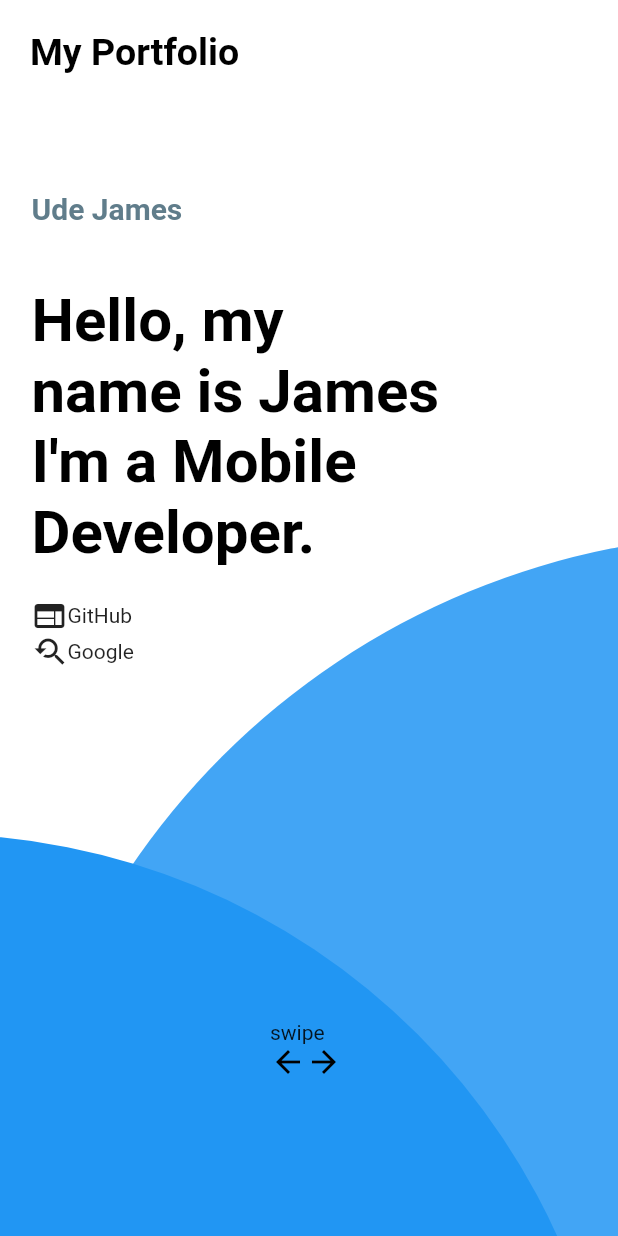
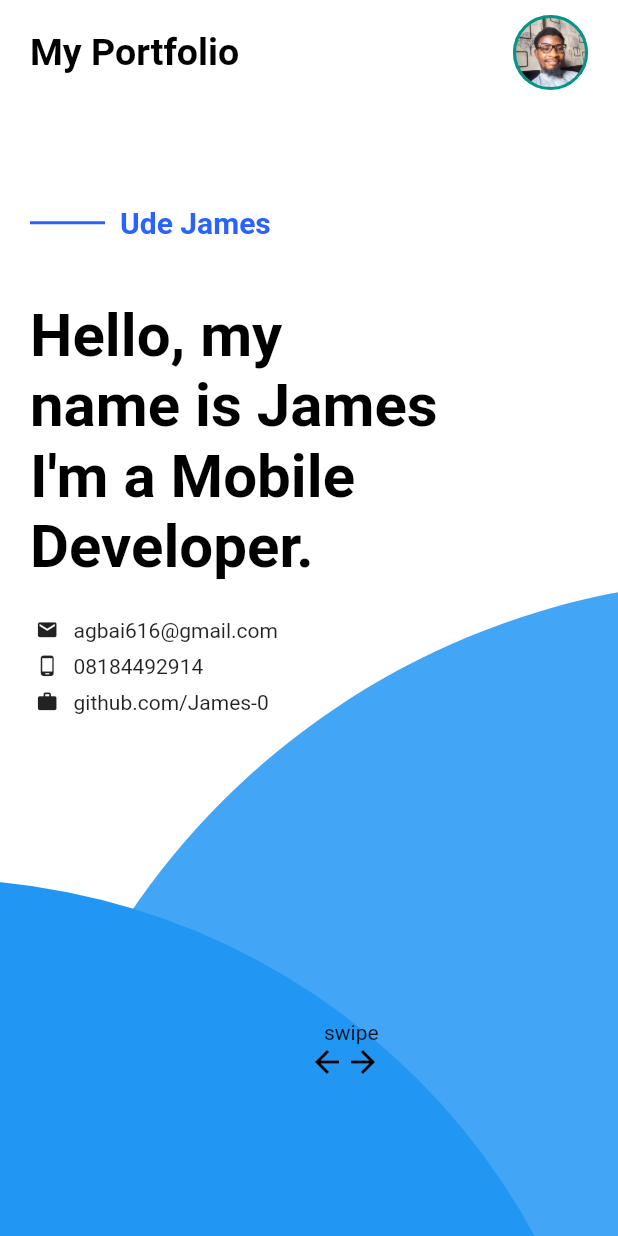
Before and after one commit to James-0/my_portfolio, a Flutter app: the screen it shows after launch, on a phone screen of 412 x 824 dp. Run offline on Flutter 3.47's test engine with Material 2 defaults, Android fonts, the phone set to English and light mode, and no system bars; Roboto replaces fonts that are missing (Circular).

Commit message:
First Commit

```diff
--- a/lib/main.dart
+++ b/lib/main.dart
@@ -10,28 +10,66 @@ void main() {
 }
 
 class HomePage extends StatelessWidget {
-  final String text01 = 'User Experience';
-  final String text11 = 'Other Skills';
   @override
   Widget build(BuildContext context) {
     return Scaffold(
       backgroundColor: Colors.white,
       body: SafeArea(
+        child: Column(children: [
+          SizedBox(height: 10),
+          Container(
+            margin: EdgeInsets.symmetric(horizontal: 20),
+            child: HeaderClass(),
+          ),
+          Expanded(
             child: Container(
-          child: Stack(
-            children: [
-              Positioned.fill(
-                  left: 20,
-                  top: 20,
-                  child: Container(
-                    child: Text(
+              height: 700,
+              width: MediaQuery.of(context).size.width,
+              child: BodyClass(),
+            ),
+          ),
+        ]),
+      ),
+    );
+  }
+}
+
+class HeaderClass extends StatelessWidget {
+  @override
+  Widget build(BuildContext context) {
+    return Row(mainAxisAlignment: MainAxisAlignment.spaceBetween, children: [
+      Text(
         'My Portfolio',
         style: TextStyle(
-                          fontSize: 25,
-                          fontWeight: FontWeight.bold,
-                          color: Colors.black),
+            fontSize: 25, fontWeight: FontWeight.bold, color: Colors.black),
       ),
-                  )),
+      Container(
+        height: 50,
+        width: 50,
+        alignment: Alignment.center,
+        decoration: BoxDecoration(shape: BoxShape.circle, color: primaryColor),
+        child: Center(
+          child: Container(
+            decoration: new BoxDecoration(
+                shape: BoxShape.circle,
+                border: Border.all(
+                    color: Colors.teal, width: 2.0, style: BorderStyle.solid),
+                image: new DecorationImage(
+                    fit: BoxFit.cover, image: AssetImage('images/james.jpg'))),
+          ),
+        ),
+      ),
+    ]);
+  }
+}
+
+class BodyClass extends StatelessWidget {
+  final String text01 = 'User Experience';
+  final String text11 = 'Other Skills';
+  @override
+  Widget build(BuildContext context) {
+    return Stack(
+      children: [
         Positioned.fill(
             right: -600,
             bottom: -900,
@@ -43,32 +81,36 @@ class HomePage extends StatelessWidget {
             left: -500,
             bottom: -1200,
             child: Container(
-                    decoration: BoxDecoration(
-                        shape: BoxShape.circle, color: Colors.blue),
+              decoration:
+                  BoxDecoration(shape: BoxShape.circle, color: Colors.blue),
             )),
         Positioned.fill(
-                left: 1,
-                top: 1,
+          left: -20,
+          top: -30,
           child: SingleChildScrollView(
             scrollDirection: Axis.horizontal,
             child: Row(
               children: [
                 FirstPage(),
-                      SecondPage(text01, () => Cont1(), Colors.orange),
-                      SecondPage(text11, () => ListCLass(), Colors.blue)
+                SecondPage(text01, () => Cont1(), Colors.orange, 'bio.png'),
+                SecondPage(text11, () => ListCLass(), Colors.blue, 'skill.png')
               ],
             ),
           ),
         ),
         Positioned.fill(
-                  left: 180,
-                  top: 680,
+            left: MediaQuery.of(context).size.width / 2,
+            top: 620,
             child: Container(
+              width: MediaQuery.of(context).size.width,
+              child: Center(
                 child: Column(
                     mainAxisAlignment: MainAxisAlignment.start,
                     crossAxisAlignment: CrossAxisAlignment.start,
                     children: [
-                          Container(child: Text('swipe')),
+                      Container(
+                          padding: EdgeInsets.only(left: 10),
+                          child: Text('swipe')),
                       Row(children: [
                         Icon(
                           Icons.arrow_back,
@@ -77,11 +119,9 @@ class HomePage extends StatelessWidget {
                         Icon(Icons.arrow_forward, color: Colors.black)
                       ]),
                     ]),
+              ),
             )),
       ],
-          ),
-        ),
-      ),
     );
   }
 }
@@ -90,7 +130,7 @@ class FirstPage extends StatelessWidget {
   @override
   Widget build(BuildContext context) {
     return Container(
-      margin: EdgeInsets.fromLTRB(0.0, 100.0, 0, 10),
+      padding: EdgeInsets.only(top: 40),
       height: 700,
       child: Column(
         mainAxisAlignment: MainAxisAlignment.start,
@@ -98,14 +138,24 @@ class FirstPage extends StatelessWidget {
           Container(
             width: MediaQuery.of(context).size.width,
             margin: EdgeInsets.symmetric(vertical: 20),
-            child: Text(
+            child: Row(children: [
+              Padding(
+                padding: EdgeInsets.only(right: 10),
+                child: Container(
+                  height: 2.0,
+                  width: 50.0,
+                  color: Colors.blueAccent[700],
+                ),
+              ),
+              Text(
                 'Ude James',
                 style: TextStyle(
                   fontSize: 20,
                   fontWeight: FontWeight.bold,
-                color: Colors.blueGrey,
+                  color: Colors.blueAccent[700],
                 ),
               ),
+            ]),
           ),
           Container(
             width: MediaQuery.of(context).size.width,
@@ -118,25 +168,55 @@ class FirstPage extends StatelessWidget {
                   color: Colors.black),
             ),
           ),
-          Column(
+          Container(
+            margin: EdgeInsets.symmetric(horizontal: 40),
+            child: Column(
               children: [
                 Container(
                   width: MediaQuery.of(context).size.width,
+                  padding: EdgeInsets.all(4),
                   child: Row(
                     crossAxisAlignment: CrossAxisAlignment.center,
-                  children: [Icon(Icons.web), Text('GitHub')],
+                    children: [
+                      Icon(
+                        Icons.email,
+                        size: 15,
+                      ),
+                      SizedBox(width: 10),
+                      Text('agbai616@gmail.com')
+                    ],
                   ),
                 ),
                 Container(
+                  padding: EdgeInsets.all(4),
                   width: MediaQuery.of(context).size.width,
                   child: Row(
                     children: [
-                    Icon(Icons.youtube_searched_for_sharp),
-                    Text('Google')
+                      Icon(
+                        Icons.phone_android,
+                        size: 15,
+                      ),
+                      SizedBox(width: 10),
+                      Text('08184492914')
+                    ],
+                  ),
+                ),
+                Container(
+                  padding: EdgeInsets.all(4),
+                  width: MediaQuery.of(context).size.width,
+                  child: Row(
+                    children: [
+                      Icon(
+                        Icons.work_rounded,
+                        size: 15,
+                      ),
+                      SizedBox(width: 10),
+                      Text('github.com/James-0')
                     ],
                   ),
                 )
               ],
+            ),
           )
         ],
       ),
@@ -145,10 +225,10 @@ class FirstPage extends StatelessWidget {
 }
 
 class SecondPage extends StatelessWidget {
-  final String text1;
+  final String text1, pic;
   final Widget Function() myClass;
   final Color color;
-  SecondPage([this.text1, this.myClass, this.color]);
+  SecondPage([this.text1, this.myClass, this.color, this.pic]);
   @override
   Widget build(BuildContext context) {
     return Container(
@@ -156,23 +236,21 @@ class SecondPage extends StatelessWidget {
       height: 600,
       width: 360,
       // width: MediaQuery.of(context).size.width,
-      margin: EdgeInsets.symmetric(horizontal: 20, vertical: 20),
+      margin: EdgeInsets.symmetric(horizontal: 20),
       decoration: BoxDecoration(
+          boxShadow: customShadow,
           color: Colors.white,
-        borderRadius: BorderRadius.circular(20),
-      ),
+          borderRadius: BorderRadius.circular(20)),
       child: Column(
         mainAxisAlignment: MainAxisAlignment.spaceEvenly,
         children: [
           Container(
-            height: 200,
-            width: 200,
+            height: 150,
+            width: 150,
             margin: EdgeInsets.symmetric(vertical: 20),
             alignment: Alignment.center,
-            decoration: BoxDecoration(
-                shape: BoxShape.circle,
-                boxShadow: customShadow,
-                color: primaryColor),
+            decoration:
+                BoxDecoration(shape: BoxShape.circle, color: primaryColor),
             child: Center(
               child: Container(
                 decoration: new BoxDecoration(
@@ -180,27 +258,11 @@ class SecondPage extends StatelessWidget {
                     border: Border.all(
                         color: color, width: 2.0, style: BorderStyle.solid),
                     image: new DecorationImage(
-                        fit: BoxFit.cover,
-                        image: AssetImage('images/james.jpg'))),
+                        fit: BoxFit.cover, image: AssetImage('images/$pic'))),
               ),
             ),
           ),
-          Expanded(
-            child: Column(
-              mainAxisAlignment: MainAxisAlignment.start,
-              crossAxisAlignment: CrossAxisAlignment.start,
-              children: [
-                Text(
-                  text1,
-                  style: TextStyle(
-                      fontSize: 20,
-                      fontWeight: FontWeight.bold,
-                      color: Colors.black),
-                ),
-                Expanded(child: myClass())
-              ],
-            ),
-          ),
+          Expanded(child: myClass()),
           Container(
             height: 50,
             width: 300,
@@ -213,7 +275,7 @@ class SecondPage extends StatelessWidget {
               ),
               style: OutlinedButton.styleFrom(
                   primary: Colors.white,
-                  backgroundColor: Colors.blueGrey,
+                  backgroundColor: Colors.blue[900],
                   shape: const RoundedRectangleBorder(
                       borderRadius: BorderRadius.all(Radius.circular(10)))),
             ),
@@ -227,7 +289,18 @@ class SecondPage extends StatelessWidget {
 class Cont1 extends StatelessWidget {
   @override
   Widget build(BuildContext context) {
-    return Container(
+    return Column(
+        mainAxisAlignment: MainAxisAlignment.start,
+        crossAxisAlignment: CrossAxisAlignment.start,
+        children: [
+          Container(
+            child: Text('Bio/User Experience',
+                style: TextStyle(
+                    fontSize: 20,
+                    fontWeight: FontWeight.bold,
+                    color: Colors.black)),
+          ),
+          Container(
             // padding: EdgeInsets.all(40),
             margin: EdgeInsets.symmetric(horizontal: 30, vertical: 20),
             child: Text(
@@ -236,17 +309,33 @@ class Cont1 extends StatelessWidget {
               'skillsets in html, css, java, kotlin and flutter '
               'programming languages',
               style: TextStyle(
-            fontSize: 20, fontWeight: FontWeight.w400, color: Colors.black),
+                  fontSize: 20,
+                  fontWeight: FontWeight.w400,
+                  color: Colors.black),
             ),
-    );
+          ),
+        ]);
   }
 }
 
 class ListCLass extends StatelessWidget {
   @override
   Widget build(BuildContext context) {
-    return Container(
-      margin: EdgeInsets.symmetric(horizontal: 20, vertical: 10),
+    return Column(
+      mainAxisAlignment: MainAxisAlignment.start,
+      crossAxisAlignment: CrossAxisAlignment.start,
+      children: [
+        Container(
+          child: Text('Other Skills',
+              style: TextStyle(
+                  fontSize: 20,
+                  fontWeight: FontWeight.bold,
+                  color: Colors.black)),
+        ),
+        Expanded(
+          flex: 5,
+          child: Container(
+            margin: EdgeInsets.symmetric(horizontal: 30, vertical: 40),
             child: Column(
                 mainAxisAlignment: MainAxisAlignment.spaceEvenly,
                 children: skills
@@ -263,6 +352,9 @@ class ListCLass extends StatelessWidget {
                           ],
                         ))
                     .toList()),
+          ),
+        ),
+      ],
     );
   }
 }
@@ -271,15 +363,23 @@ List skills = [
   {"name": "photoshop"},
   {"name": "drumming"},
   {"name": "writing"},
+  {"name": "speaking"},
+  {"name": "analytical"}
 ];
 
-List pieColors = [Colors.blue, Colors.indigo, Colors.red];
+List pieColors = [
+  Colors.blue,
+  Colors.indigo,
+  Colors.red,
+  Colors.orangeAccent,
+  Colors.black
+];
 
 Color primaryColor = Color(0xFFCDADCED);
 
 List<BoxShadow> customShadow = [
   BoxShadow(
-      color: Colors.white.withOpacity(0.5),
+      color: Colors.blue.withOpacity(0.5),
       spreadRadius: 5,
       offset: Offset(0, 3),
       blurRadius: 7),
```
Also changed, not shown: images/bio.png (added), images/skill.png (added). Lines whose indentation alone changed are shown as unchanged.
